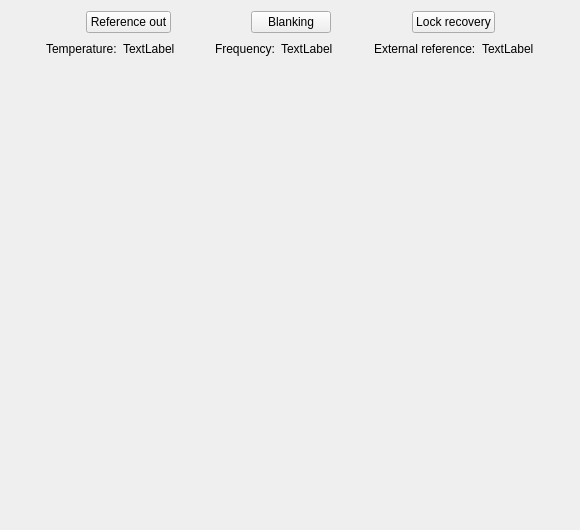
The window that labscript_devices/PhaseMatrixQuickSyn/phasematrixquicksyn.ui (labscript-suite/labscript-devices) describes before a commit, drawn with Qt 5.
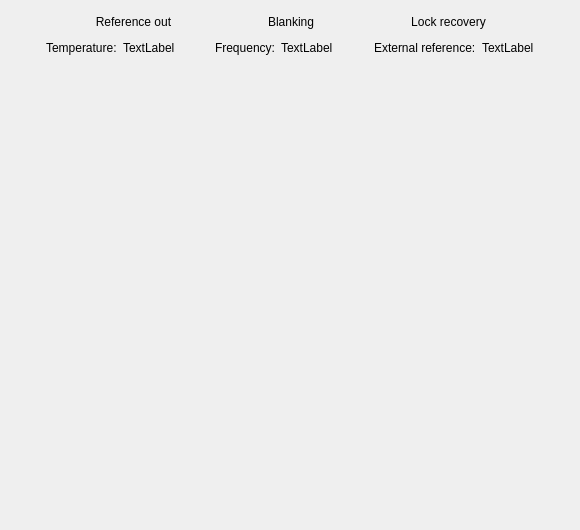
The same window after the commit.

Commit message: Make the buttons of the device tabs auto-raise QToolButtons

Diff of the .ui file:
```diff
--- a/labscript_devices/PhaseMatrixQuickSyn/phasematrixquicksyn.ui
+++ b/labscript_devices/PhaseMatrixQuickSyn/phasematrixquicksyn.ui
@@ -30,7 +30,7 @@
       </spacer>
      </item>
      <item>
-      <widget class="QPushButton" name="ref_button">
+      <widget class="QToolButton" name="ref_button">
        <property name="text">
         <string>Reference out</string>
        </property>
@@ -40,6 +40,12 @@
        <property name="checked">
         <bool>false</bool>
        </property>
+       <property name="toolButtonStyle">
+        <enum>Qt::ToolButtonTextBesideIcon</enum>
+       </property>
+       <property name="autoRaise">
+        <bool>true</bool>
+       </property>
       </widget>
      </item>
      <item>
@@ -56,13 +62,19 @@
       </spacer>
      </item>
      <item>
-      <widget class="QPushButton" name="blanking_button">
+      <widget class="QToolButton" name="blanking_button">
        <property name="text">
         <string>Blanking</string>
        </property>
        <property name="checkable">
         <bool>true</bool>
        </property>
+       <property name="toolButtonStyle">
+        <enum>Qt::ToolButtonTextBesideIcon</enum>
+       </property>
+       <property name="autoRaise">
+        <bool>true</bool>
+       </property>
       </widget>
      </item>
      <item>
@@ -79,13 +91,19 @@
       </spacer>
      </item>
      <item>
-      <widget class="QPushButton" name="lock_recovery_button">
+      <widget class="QToolButton" name="lock_recovery_button">
        <property name="text">
         <string>Lock recovery</string>
        </property>
        <property name="checkable">
         <bool>true</bool>
        </property>
+       <property name="toolButtonStyle">
+        <enum>Qt::ToolButtonTextBesideIcon</enum>
+       </property>
+       <property name="autoRaise">
+        <bool>true</bool>
+       </property>
       </widget>
      </item>
      <item>
```
The commit also changes 5 other files.
